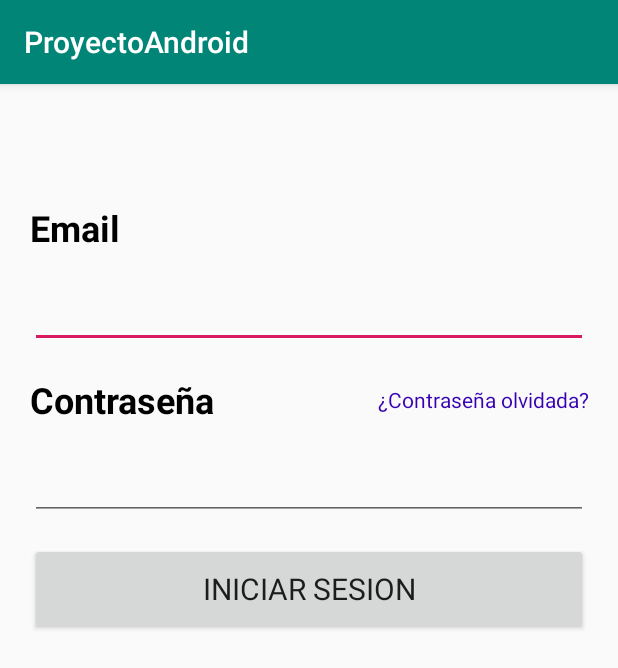
After one commit to qwerty12qwe/AndroidProjects, an Android app: the Login screen opened directly, with no data from a screen before it, on a phone screen of 412 x 824 dp. The commit adds this screen. Shown: the top 668 px of the screen. Run offline under Robolectric (Android 15) with nearby library versions, the phone set to English and light mode, and no system bars.

Commit message:
login en proceso

```diff
--- a/app/build.gradle
+++ b/app/build.gradle
@@ -23,6 +23,9 @@ dependencies {
     implementation fileTree(dir: 'libs', include: ['*.jar'])
     implementation 'androidx.appcompat:appcompat:1.0.2'
     implementation 'androidx.constraintlayout:constraintlayout:1.1.3'
+    implementation 'com.google.android.material:material:1.0.0'
+    implementation 'androidx.annotation:annotation:1.0.2'
+    implementation 'androidx.lifecycle:lifecycle-extensions:2.0.0'
     testImplementation 'junit:junit:4.12'
     androidTestImplementation 'androidx.test:runner:1.1.1'
     androidTestImplementation 'androidx.test.espresso:espresso-core:3.1.1'
--- a/app/src/main/AndroidManifest.xml
+++ b/app/src/main/AndroidManifest.xml
@@ -9,6 +9,10 @@
         android:roundIcon="@mipmap/ic_launcher_round"
         android:supportsRtl="true"
         android:theme="@style/AppTheme">
+        <activity android:name=".Login"></activity>
+        <activity
+            android:name=".ui.login.LoginActivity"
+            android:label="@string/title_activity_login" />
         <activity android:name=".MainActivity">
             <intent-filter>
                 <action android:name="android.intent.action.MAIN" />
--- /dev/null
+++ b/app/src/main/java/com/example/proyectoandroid/Login.java
@@ -0,0 +1,14 @@
+package com.example.proyectoandroid;
+
+import androidx.appcompat.app.AppCompatActivity;
+
+import android.os.Bundle;
+
+public class Login extends AppCompatActivity {
+
+    @Override
+    protected void onCreate(Bundle savedInstanceState) {
+        super.onCreate(savedInstanceState);
+        setContentView(R.layout.activity_login);
+    }
+}
--- /dev/null
+++ b/app/src/main/res/layout/activity_login.xml
@@ -0,0 +1,172 @@
+<?xml version="1.0" encoding="utf-8"?>
+<LinearLayout xmlns:android="http://schemas.android.com/apk/res/android"
+    xmlns:app="http://schemas.android.com/apk/res-auto"
+    xmlns:tools="http://schemas.android.com/tools"
+    android:layout_width="match_parent"
+    android:layout_height="match_parent"
+    tools:context=".Login"
+    android:orientation="vertical"
+    android:weightSum="10"
+    >
+
+
+    <LinearLayout
+        android:layout_width="match_parent"
+        android:layout_height="0dp"
+        android:layout_weight="1"
+        android:orientation="horizontal"
+        >
+    </LinearLayout>
+
+    <LinearLayout
+        android:layout_width="match_parent"
+        android:layout_height="0dp"
+        android:layout_weight="0.5"
+        android:orientation="horizontal"
+        android:paddingLeft="20dp"
+        >
+        <TextView
+            android:layout_width="match_parent"
+            android:layout_height="match_parent"
+            android:text="Email"
+            android:textColor="@android:color/background_dark"
+            android:fontFamily="Arial"
+            android:textSize="24dp"
+            android:gravity="center_vertical"
+            android:textStyle="bold"
+            ></TextView>
+    </LinearLayout>
+
+
+    <LinearLayout
+        android:layout_width="match_parent"
+        android:layout_height="0dp"
+        android:layout_weight="0.8"
+        android:paddingLeft="20dp"
+        android:paddingRight="20dp"
+        >
+
+        <EditText
+            android:layout_width="match_parent"
+            android:layout_height="match_parent"
+            android:fontFamily="Arial"
+            android:textSize="24dp"
+            ></EditText>
+
+
+    </LinearLayout>
+
+
+
+    <LinearLayout
+        android:layout_width="match_parent"
+        android:layout_height="0dp"
+        android:layout_weight="0.2"
+        android:orientation="horizontal"
+        >
+    </LinearLayout>
+
+
+    <LinearLayout
+        android:layout_width="match_parent"
+        android:layout_height="0dp"
+        android:layout_weight="0.5"
+        android:orientation="horizontal"
+        android:paddingLeft="20dp"
+        >
+
+        <LinearLayout
+            android:layout_width="match_parent"
+            android:layout_height="match_parent"
+            android:orientation="horizontal"
+            android:paddingRight="20dp">
+
+            <TextView
+                android:layout_width="wrap_content"
+                android:layout_height="match_parent"
+                android:layout_weight="1"
+                android:fontFamily="Arial"
+                android:gravity="center_vertical"
+                android:text="Contraseña"
+                android:textColor="@android:color/background_dark"
+                android:textSize="24dp"
+                android:textStyle="bold"></TextView>
+
+            <TextView
+                android:layout_width="wrap_content"
+                android:layout_height="match_parent"
+                android:layout_weight="1"
+                android:gravity="right|center_vertical"
+                android:text="¿Contraseña olvidada?"
+                android:textColor="@color/design_default_color_primary_dark" />
+        </LinearLayout>
+
+    </LinearLayout>
+
+
+    <LinearLayout
+        android:layout_width="match_parent"
+        android:layout_height="0dp"
+        android:layout_weight="0.8"
+        android:paddingLeft="20dp"
+        android:paddingRight="20dp"
+        >
+
+        <EditText
+            android:layout_width="match_parent"
+            android:layout_height="match_parent"
+            android:fontFamily="Arial"
+            android:textSize="24dp"
+            ></EditText>
+
+
+    </LinearLayout>
+
+
+
+    <LinearLayout
+        android:layout_width="match_parent"
+        android:layout_height="0dp"
+        android:layout_weight="0.2"
+        android:orientation="horizontal"
+        >
+    </LinearLayout>
+
+    <LinearLayout
+        android:layout_width="match_parent"
+        android:layout_height="0dp"
+        android:layout_weight="0.8"
+        android:paddingLeft="20dp"
+        android:paddingRight="20dp"
+        >
+
+        <Button
+            android:layout_width="match_parent"
+            android:layout_height="match_parent"
+            android:fontFamily="Arial"
+            android:textSize="20dp"
+            android:text="Iniciar sesion"
+            ></Button>
+
+    </LinearLayout>
+    <LinearLayout
+        android:layout_width="match_parent"
+        android:layout_height="0dp"
+        android:layout_weight="0.2"
+        android:orientation="horizontal"
+        >
+    </LinearLayout>
+
+
+    <LinearLayout
+        android:layout_width="match_parent"
+        android:layout_height="0dp"
+        android:layout_weight="1"
+        android:orientation="horizontal"
+        >
+    </LinearLayout>
+
+
+
+
+</LinearLayout>
--- /dev/null
+++ b/app/src/main/res/values/dimens.xml
@@ -0,0 +1,5 @@
+<resources>
+    <!-- Default screen margins, per the Android Design guidelines. -->
+    <dimen name="activity_horizontal_margin">16dp</dimen>
+    <dimen name="activity_vertical_margin">16dp</dimen>
+</resources>
--- a/app/src/main/res/values/strings.xml
+++ b/app/src/main/res/values/strings.xml
@@ -1,3 +1,12 @@
 <resources>
     <string name="app_name">ProyectoAndroid</string>
+    <string name="title_activity_login">Sign in</string>
+    <string name="prompt_email">Email</string>
+    <string name="prompt_password">Password</string>
+    <string name="action_sign_in">Sign in or register</string>
+    <string name="action_sign_in_short">Sign in</string>
+    <string name="welcome">"Welcome !"</string>
+    <string name="invalid_username">Not a valid username</string>
+    <string name="invalid_password">Password must be >5 characters</string>
+    <string name="login_failed">"Login failed"</string>
 </resources>
```
